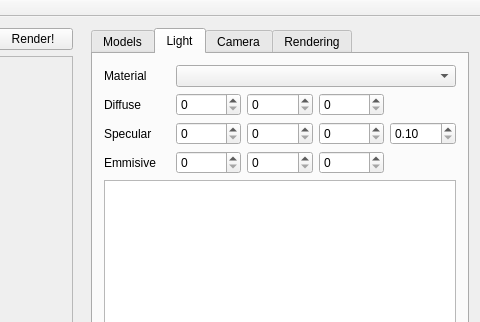
Old version of the form RaySamplesGui/TracingGui/Sources/tracinggui.ui in the repository caronnee/graphicsbasics; both pictures show x 257 to 737 and y 0 to 322 of the 737 by 484 pixel window.
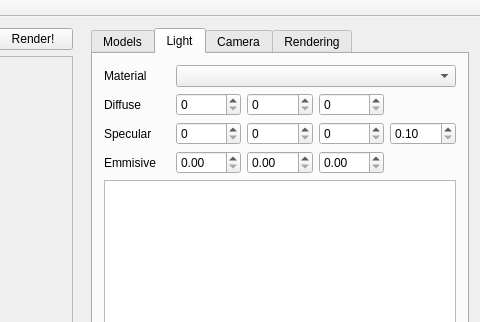
New version of the form. The open tabs and pages were chosen to show the change. Custom widgets are drawn as their Qt base class.

```diff
--- a/RaySamplesGui/TracingGui/Sources/tracinggui.ui
+++ b/RaySamplesGui/TracingGui/Sources/tracinggui.ui
@@ -632,27 +632,6 @@
           </property>
          </widget>
         </item>
-        <item row="5" column="2">
-         <widget class="QSpinBox" name="eR">
-          <property name="maximum">
-           <number>255</number>
-          </property>
-         </widget>
-        </item>
-        <item row="5" column="3">
-         <widget class="QSpinBox" name="eG">
-          <property name="maximum">
-           <number>255</number>
-          </property>
-         </widget>
-        </item>
-        <item row="5" column="4">
-         <widget class="QSpinBox" name="eB">
-          <property name="maximum">
-           <number>255</number>
-          </property>
-         </widget>
-        </item>
         <item row="4" column="5">
          <widget class="QDoubleSpinBox" name="sE">
           <property name="minimum">
@@ -670,6 +649,36 @@
           </property>
          </widget>
         </item>
+        <item row="5" column="4">
+         <widget class="QDoubleSpinBox" name="eB">
+          <property name="maximum">
+           <double>10.000000000000000</double>
+          </property>
+          <property name="singleStep">
+           <double>0.001000000000000</double>
+          </property>
+         </widget>
+        </item>
+        <item row="5" column="3">
+         <widget class="QDoubleSpinBox" name="eG">
+          <property name="maximum">
+           <double>10.000000000000000</double>
+          </property>
+          <property name="singleStep">
+           <double>0.001000000000000</double>
+          </property>
+         </widget>
+        </item>
+        <item row="5" column="2">
+         <widget class="QDoubleSpinBox" name="eR">
+          <property name="maximum">
+           <double>10.000000000000000</double>
+          </property>
+          <property name="singleStep">
+           <double>0.001000000000000</double>
+          </property>
+         </widget>
+        </item>
        </layout>
       </widget>
       <widget class="QWidget" name="camera">
```
Left out of the diff: 2 changed lines with no effect on the pictures.
